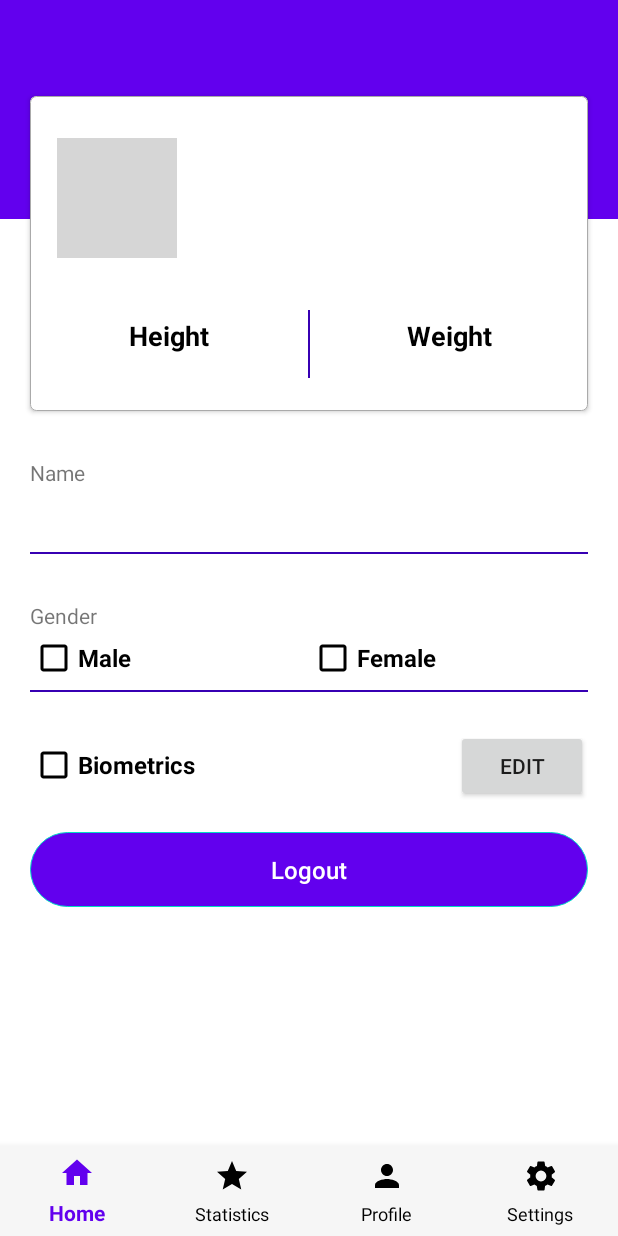
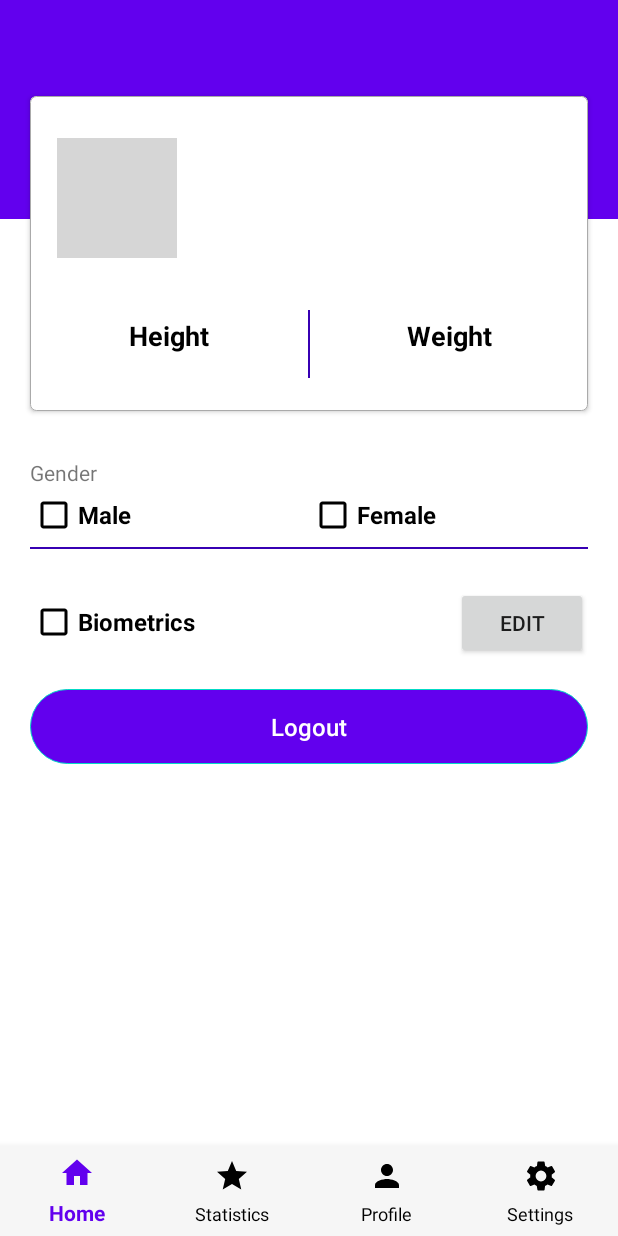
Before and after one commit to anyatsal/MakaoFit, an Android app: the fragment ProfileFragment placed in its activity, on a phone screen of 412 x 824 dp. Run offline under Robolectric (Android 15) with nearby library versions, the phone set to English and light mode, and no system bars; our stand-ins replace CircleImageView, Picasso; pictures from the network do not load; 9 statements that could not run were skipped; grey boxes are pictures that could not be loaded.

Commit message:
fix profile displaying

```diff
--- a/app/src/main/res/layout/fragment_profile.xml
+++ b/app/src/main/res/layout/fragment_profile.xml
@@ -53,7 +53,7 @@
         </androidx.cardview.widget.CardView>
 
         <androidx.constraintlayout.widget.ConstraintLayout
-            android:id="@+id/input_name"
+            android:id="@+id/input_gender"
             android:layout_width="match_parent"
             android:layout_height="wrap_content"
             android:layout_marginStart="20dp"
@@ -62,50 +62,6 @@
             app:layout_constraintEnd_toEndOf="parent"
             app:layout_constraintStart_toStartOf="parent"
             app:layout_constraintTop_toBottomOf="@+id/profile_card_view">
-
-            <TextView
-                android:id="@+id/title_first_name"
-                android:layout_width="wrap_content"
-                android:layout_height="wrap_content"
-                android:layout_marginTop="6dp"
-                android:text="@string/name"
-                app:layout_constraintStart_toStartOf="parent"
-                app:layout_constraintTop_toTopOf="parent" />
-
-            <TextView
-                android:id="@+id/name"
-                android:layout_width="match_parent"
-                android:layout_height="30dp"
-                android:layout_marginTop="3dp"
-                android:gravity="center_vertical"
-                android:textSize="16sp"
-                android:textStyle="bold"
-                app:layout_constraintEnd_toEndOf="parent"
-                app:layout_constraintStart_toStartOf="parent"
-                app:layout_constraintTop_toBottomOf="@+id/title_first_name" />
-
-            <include
-                layout="@layout/item_divider"
-                android:layout_width="match_parent"
-                android:layout_height="1dp"
-                android:layout_marginTop="10dp"
-                app:layout_constraintEnd_toEndOf="parent"
-                app:layout_constraintStart_toStartOf="parent"
-                app:layout_constraintTop_toBottomOf="@+id/name" />
-
-        </androidx.constraintlayout.widget.ConstraintLayout>
-
-
-        <androidx.constraintlayout.widget.ConstraintLayout
-            android:id="@+id/input_gender"
-            android:layout_width="match_parent"
-            android:layout_height="wrap_content"
-            android:layout_marginStart="20dp"
-            android:layout_marginTop="25dp"
-            android:layout_marginEnd="20dp"
-            app:layout_constraintEnd_toEndOf="parent"
-            app:layout_constraintStart_toStartOf="parent"
-            app:layout_constraintTop_toBottomOf="@+id/input_name">
 
             <TextView
                 android:id="@+id/title_gender"
@@ -194,7 +150,7 @@
                     android:id="@+id/edit_profile_button"
                     android:layout_width="wrap_content"
                     android:layout_height="wrap_content"
-                    android:text="Edit"/>
+                    android:text="Edit" />
             </LinearLayout>
         </androidx.constraintlayout.widget.ConstraintLayout>
 
```
